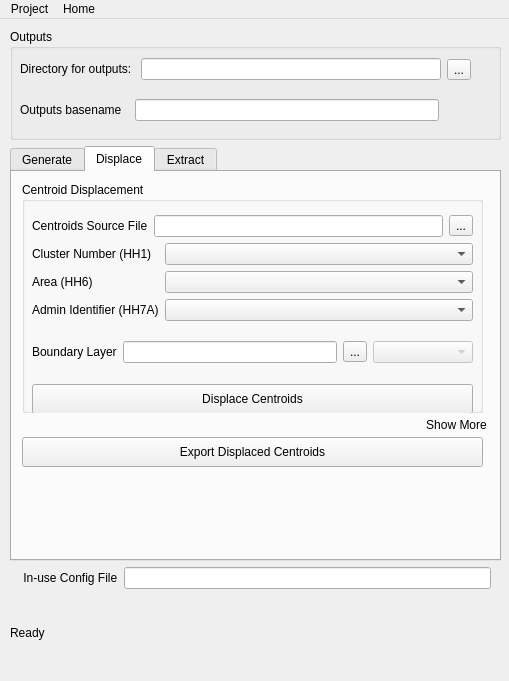
Before: the Qt Designer form plugin/mgp_mainwindow.ui in unicef-drp/mics-geocoding, drawn with Qt 5.
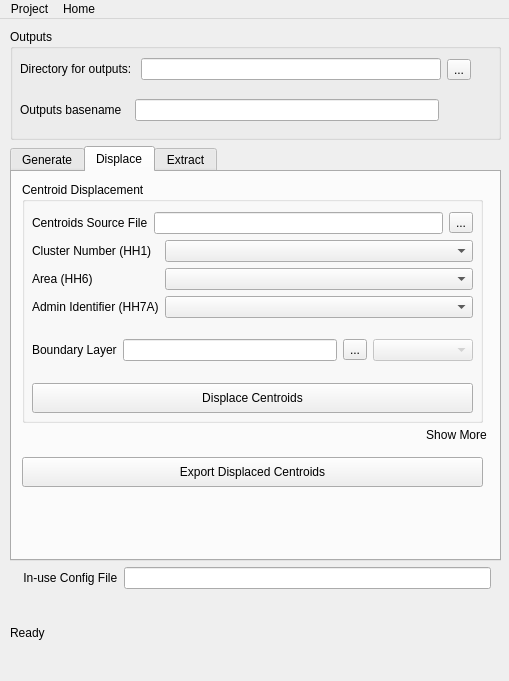
After: the same form once the commit is applied. The open tabs and pages were chosen to show the change. Icons and pictures are not drawn.

```diff
--- a/plugin/mgp_mainwindow.ui
+++ b/plugin/mgp_mainwindow.ui
@@ -347,7 +347,7 @@
              <x>10</x>
              <y>10</y>
              <width>461</width>
-             <height>231</height>
+             <height>241</height>
             </rect>
            </property>
            <property name="sizePolicy">
@@ -369,9 +369,9 @@
             <property name="geometry">
              <rect>
               <x>0</x>
-              <y>23</y>
+              <y>20</y>
               <width>461</width>
-              <height>219</height>
+              <height>221</height>
              </rect>
             </property>
             <layout class="QVBoxLayout" name="verticalLayout_4">
@@ -562,7 +562,7 @@
            <property name="geometry">
             <rect>
              <x>404</x>
-             <y>240</y>
+             <y>250</y>
              <width>81</width>
              <height>25</height>
             </rect>
@@ -608,9 +608,9 @@
             <property name="geometry">
              <rect>
               <x>0</x>
-              <y>0</y>
+              <y>10</y>
               <width>461</width>
-              <height>41</height>
+              <height>61</height>
              </rect>
             </property>
             <layout class="QVBoxLayout" name="verticalLayout_5">
```
Left out of the diff: 4 changed lines with no effect on the pictures.
